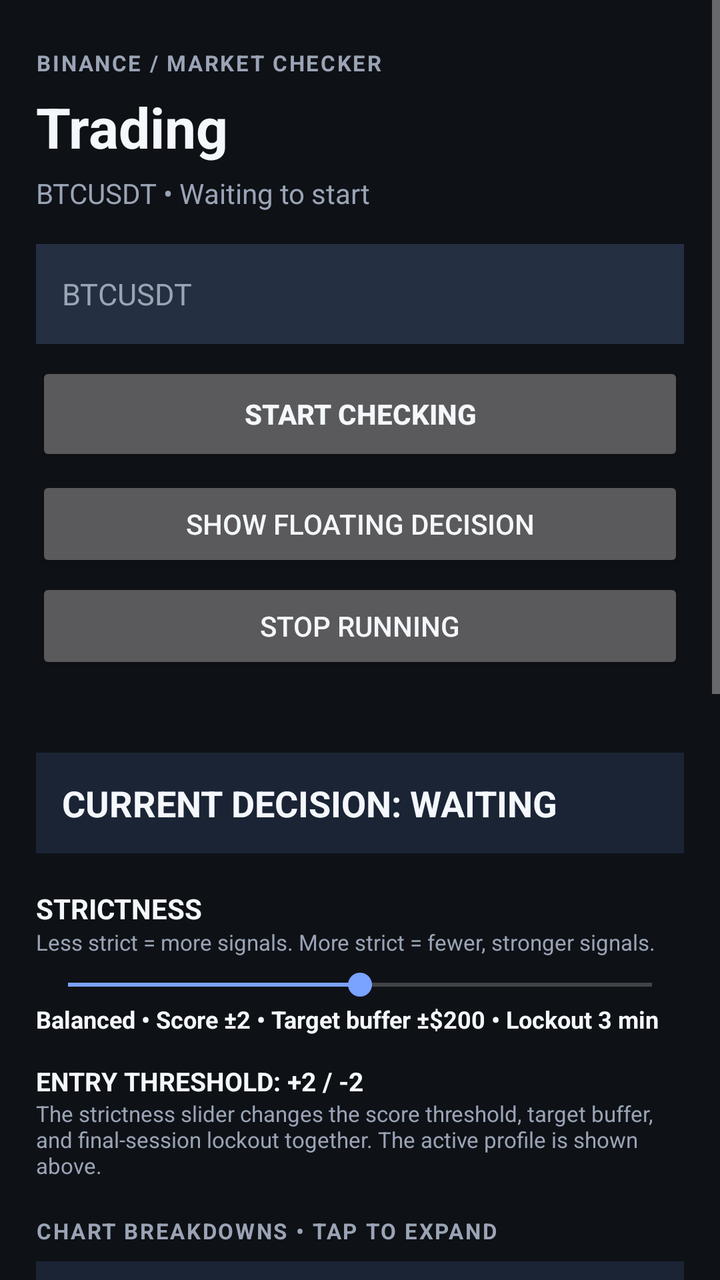
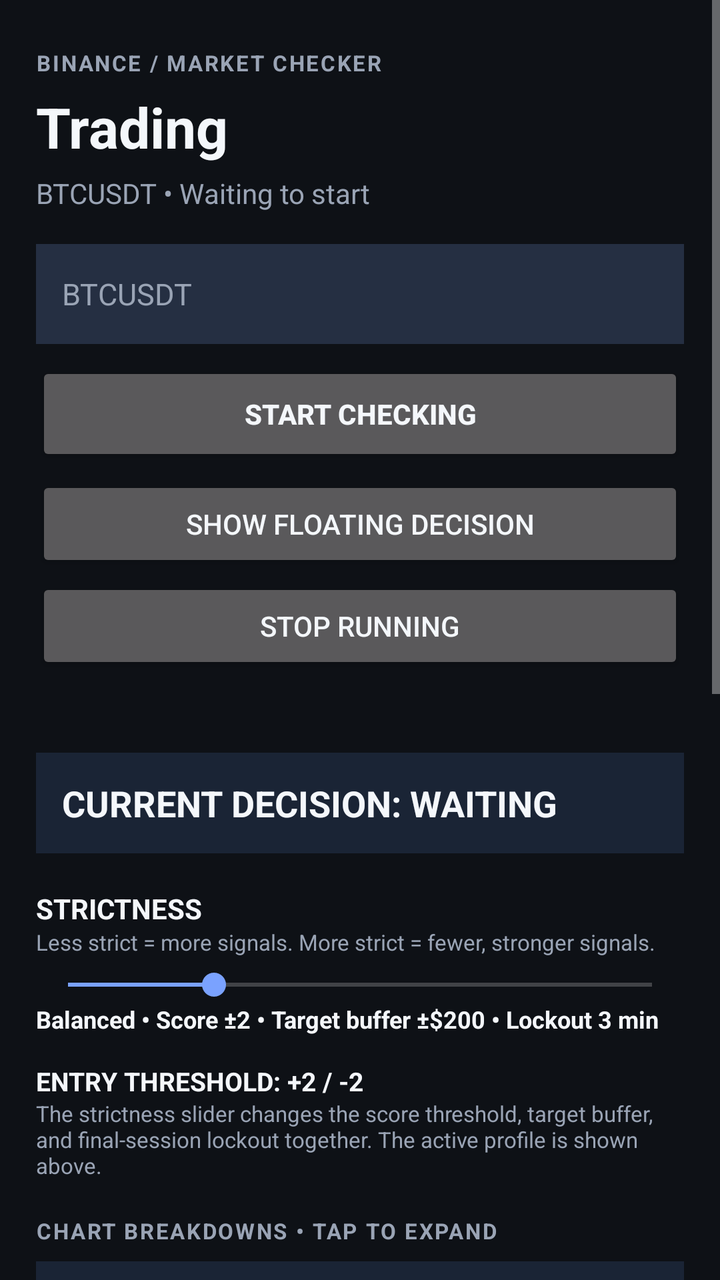

The first picture is an Android layout as it rendered before a commit; the second is the same layout after the commit. The layout source and the unified diff follow.
<!-- AndroidManifest.xml: application theme Theme.DecisionOverlay -->
<!-- res/layout/activity_main.xml -->
<?xml version="1.0" encoding="utf-8"?>
<ScrollView xmlns:android="http://schemas.android.com/apk/res/android" android:layout_width="match_parent" android:layout_height="match_parent" android:background="@color/bg" android:fillViewport="true" android:fitsSystemWindows="true" android:clipToPadding="false">
 <LinearLayout android:layout_width="match_parent" android:layout_height="wrap_content" android:orientation="vertical" android:paddingStart="18dp" android:paddingEnd="18dp" android:paddingTop="24dp" android:paddingBottom="44dp" android:fitsSystemWindows="true">
  <TextView android:layout_width="wrap_content" android:layout_height="wrap_content" android:text="BINANCE / MARKET CHECKER" android:textColor="@color/muted" android:textSize="11sp" android:textStyle="bold" android:letterSpacing="0.08"/>
  <TextView android:layout_width="match_parent" android:layout_height="wrap_content" android:layout_marginTop="6dp" android:text="@string/app_name" android:textColor="@color/text" android:textSize="28sp" android:textStyle="bold"/>
  <TextView android:id="@+id/symbolHeading" android:layout_width="match_parent" android:layout_height="wrap_content" android:layout_marginTop="5dp" android:text="BTCUSDT • Waiting to start" android:textColor="@color/muted" android:textSize="14sp"/>
  <EditText android:id="@+id/symbolInput" android:layout_width="match_parent" android:layout_height="50dp" android:layout_marginTop="16dp" android:background="#252F42" android:hint="BTCUSDT" android:importantForAutofill="no" android:inputType="textCapCharacters" android:paddingStart="13dp" android:paddingEnd="13dp" android:singleLine="true" android:textColor="@color/text" android:textColorHint="@color/muted" android:textSize="15sp"/>
  <Button android:id="@+id/startCheckButton" android:layout_width="match_parent" android:layout_height="52dp" android:layout_marginTop="9dp" android:text="START CHECKING" android:textStyle="bold"/>
  <Button android:id="@+id/startButton" android:layout_width="match_parent" android:layout_height="wrap_content" android:layout_marginTop="5dp" android:text="SHOW FLOATING DECISION"/>
  <Button android:id="@+id/stopButton" android:layout_width="match_parent" android:layout_height="wrap_content" android:layout_marginTop="3dp" android:text="STOP RUNNING"/>
  <TextView android:id="@+id/statusText" android:layout_width="match_parent" android:layout_height="wrap_content" android:layout_marginTop="8dp" android:textColor="@color/muted" android:textSize="12sp"/>
  <TextView android:id="@+id/overallStatus" android:layout_width="match_parent" android:layout_height="wrap_content" android:layout_marginTop="15dp" android:padding="13dp" android:background="#1A2435" android:text="CURRENT DECISION: WAITING" android:textColor="@color/text" android:textSize="18sp" android:textStyle="bold"/>
  <TextView android:layout_width="match_parent" android:layout_height="wrap_content" android:layout_marginTop="18dp" android:text="STRICTNESS" android:textColor="@color/text" android:textSize="14sp" android:textStyle="bold"/>
  <TextView android:layout_width="match_parent" android:layout_height="wrap_content" android:text="Less strict = more signals. More strict = fewer, stronger signals." android:textColor="@color/muted" android:textSize="11sp"/>
  <SeekBar android:id="@+id/strictnessSlider" android:layout_width="match_parent" android:layout_height="wrap_content" android:layout_marginTop="5dp" android:max="4" android:progress="2"/>
  <TextView android:id="@+id/strictnessDescription" android:layout_width="match_parent" android:layout_height="wrap_content" android:text="Balanced • Score ±2 • Target buffer ±$200 • Lockout 3 min" android:textColor="@color/text" android:textSize="12sp" android:textStyle="bold"/>
  <TextView android:id="@+id/thresholdLabel" android:layout_width="match_parent" android:layout_height="wrap_content" android:layout_marginTop="14dp" android:text="ENTRY THRESHOLD: +2 / -2" android:textColor="@color/text" android:textSize="13sp" android:textStyle="bold"/>
  <TextView android:layout_width="match_parent" android:layout_height="wrap_content" android:text="The strictness slider changes the score threshold, target buffer, and final-session lockout together. The active profile is shown above." android:textColor="@color/muted" android:textSize="11sp"/>
  <TextView android:layout_width="match_parent" android:layout_height="wrap_content" android:layout_marginTop="18dp" android:text="CHART BREAKDOWNS • TAP TO EXPAND" android:textColor="@color/muted" android:textSize="11sp" android:textStyle="bold" android:letterSpacing="0.08"/>
  <TextView android:id="@+id/chart1mHeader" android:layout_width="match_parent" android:layout_height="wrap_content" android:layout_marginTop="8dp" android:padding="14dp" android:background="#1A2435" android:text="▸  1 MINUTE CHART     WAITING" android:textColor="@color/text" android:textSize="14sp" android:textStyle="bold"/>\n  <TextView android:id="@+id/chart1mBody" android:layout_width="match_parent" android:layout_height="wrap_content" android:padding="13dp" android:background="#202B3E" android:text="Waiting…" android:textColor="@color/text" android:textSize="12sp" android:lineSpacingExtra="3dp"/>\n  <TextView android:id="@+id/chart5Header" android:layout_width="match_parent" android:layout_height="wrap_content" android:layout_marginTop="8dp" android:padding="14dp" android:background="#1A2435" android:text="▸  5 MINUTE CHART     WAITING" android:textColor="@color/text" android:textSize="14sp" android:textStyle="bold"/>
  <TextView android:id="@+id/chart5Body" android:layout_width="match_parent" android:layout_height="wrap_content" android:padding="13dp" android:background="#202B3E" android:text="Waiting…" android:textColor="@color/text" android:textSize="12sp" android:lineSpacingExtra="3dp"/>
  <TextView android:id="@+id/chart15Header" android:layout_width="match_parent" android:layout_height="wrap_content" android:layout_marginTop="8dp" android:padding="14dp" android:background="#1A2435" android:text="▸  15 MINUTE CHART     WAITING" android:textColor="@color/text" android:textSize="14sp" android:textStyle="bold"/>
  <TextView android:id="@+id/chart15Body" android:layout_width="match_parent" android:layout_height="wrap_content" android:padding="13dp" android:background="#202B3E" android:text="Waiting…" android:textColor="@color/text" android:textSize="12sp" android:lineSpacingExtra="3dp"/>
  <Button android:id="@+id/refreshButton" android:layout_width="match_parent" android:layout_height="wrap_content" android:layout_marginTop="10dp" android:text="REFRESH ALL CHARTS"/>
  <TextView android:layout_width="match_parent" android:layout_height="wrap_content" android:layout_marginTop="18dp" android:text="PROBLEMS / BLOCKERS" android:textColor="@color/muted" android:textSize="11sp" android:textStyle="bold"/>
  <TextView android:id="@+id/problemsText" android:layout_width="match_parent" android:layout_height="wrap_content" android:layout_marginTop="7dp" android:padding="13dp" android:background="#1A2435" android:text="Press START CHECKING to begin." android:textColor="@color/text" android:textSize="12sp" android:lineSpacingExtra="3dp"/>
  <TextView android:layout_width="match_parent" android:layout_height="wrap_content" android:layout_marginTop="18dp" android:text="CONNECTION / ERROR LOG" android:textColor="@color/muted" android:textSize="11sp" android:textStyle="bold"/>
  <TextView android:id="@+id/logText" android:layout_width="match_parent" android:layout_height="wrap_content" android:layout_marginTop="7dp" android:padding="13dp" android:background="#1A2435" android:text="No checks have run yet." android:textColor="@color/text" android:textSize="11sp" android:lineSpacingExtra="3dp" android:textIsSelectable="true"/>
 </LinearLayout>
</ScrollView>
<!-- resources referenced by this layout -->
<resources>
  <color name="bg">#0E1116</color>
  <color name="muted">#9AA4B5</color>
  <color name="text">#F4F7FB</color>
  <string name="app_name">Trading</string>
  <style name="Theme.DecisionOverlay" parent="Theme.AppCompat.NoActionBar">
          <item name="android:statusBarColor">@color/bg</item>
          <item name="android:navigationBarColor">@color/bg</item>
          <item name="android:windowBackground">@color/bg</item>
          <item name="colorAccent">#7AA2FF</item>
          <item name="android:textColor">@color/text</item>
      </style>
</resources>

<!-- the commit's change to res/layout/activity_main.xml (unified diff, before → after) -->
@@ -12,7 +12,7 @@
   <TextView android:id="@+id/overallStatus" android:layout_width="match_parent" android:layout_height="wrap_content" android:layout_marginTop="15dp" android:padding="13dp" android:background="#1A2435" android:text="CURRENT DECISION: WAITING" android:textColor="@color/text" android:textSize="18sp" android:textStyle="bold"/>
   <TextView android:layout_width="match_parent" android:layout_height="wrap_content" android:layout_marginTop="18dp" android:text="STRICTNESS" android:textColor="@color/text" android:textSize="14sp" android:textStyle="bold"/>
   <TextView android:layout_width="match_parent" android:layout_height="wrap_content" android:text="Less strict = more signals. More strict = fewer, stronger signals." android:textColor="@color/muted" android:textSize="11sp"/>
-  <SeekBar android:id="@+id/strictnessSlider" android:layout_width="match_parent" android:layout_height="wrap_content" android:layout_marginTop="5dp" android:max="4" android:progress="2"/>
+  <SeekBar android:id="@+id/strictnessSlider" android:layout_width="match_parent" android:layout_height="wrap_content" android:layout_marginTop="5dp" android:max="4" android:progress="1"/>
   <TextView android:id="@+id/strictnessDescription" android:layout_width="match_parent" android:layout_height="wrap_content" android:text="Balanced • Score ±2 • Target buffer ±$200 • Lockout 3 min" android:textColor="@color/text" android:textSize="12sp" android:textStyle="bold"/>
   <TextView android:id="@+id/thresholdLabel" android:layout_width="match_parent" android:layout_height="wrap_content" android:layout_marginTop="14dp" android:text="ENTRY THRESHOLD: +2 / -2" android:textColor="@color/text" android:textSize="13sp" android:textStyle="bold"/>
   <TextView android:layout_width="match_parent" android:layout_height="wrap_content" android:text="The strictness slider changes the score threshold, target buffer, and final-session lockout together. The active profile is shown above." android:textColor="@color/muted" android:textSize="11sp"/>
